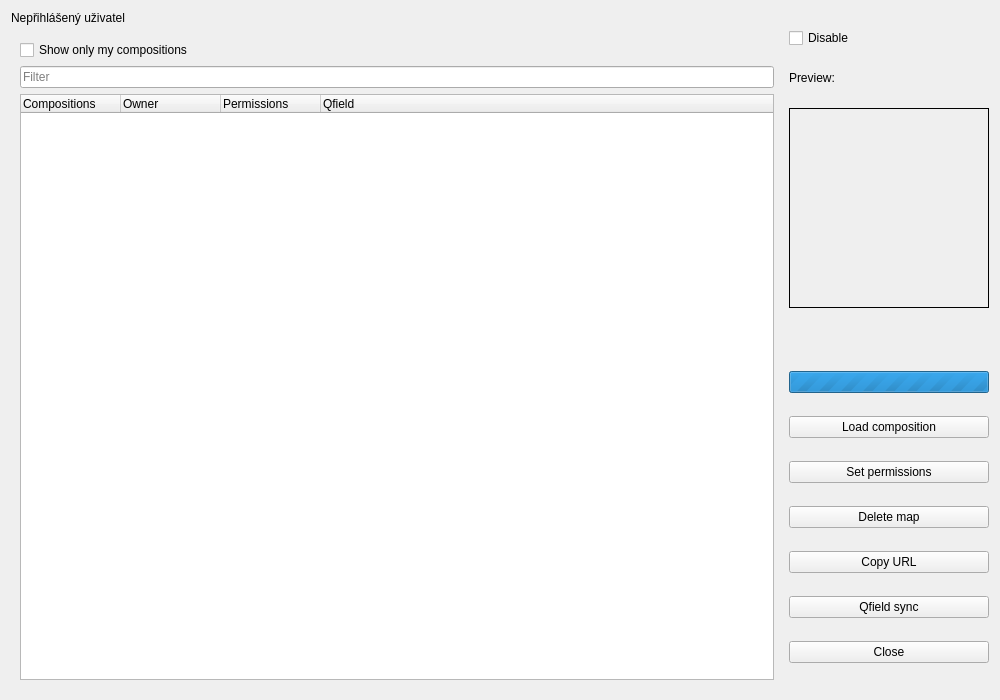
First picture: the form in dlg_addMap.ui, repository LESPROJEKT/qgis-layman-plugin, before the edit.
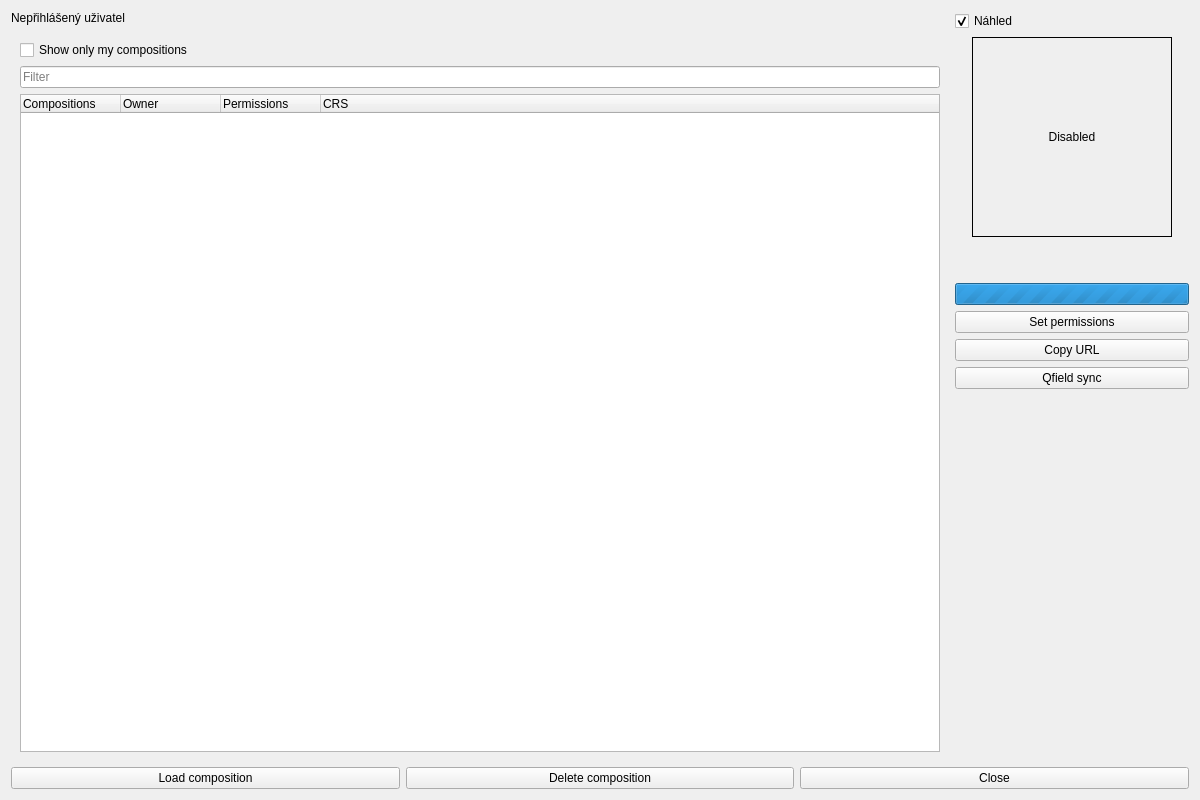
Second picture: the form after the edit. Icons and pictures are not drawn. Custom widgets are drawn as their Qt base class.

Commit message: add map form adjust

```diff
--- a/dlg_addMap.ui
+++ b/dlg_addMap.ui
@@ -9,8 +9,8 @@
    <rect>
     <x>0</x>
     <y>0</y>
-    <width>1000</width>
-    <height>700</height>
+    <width>1200</width>
+    <height>800</height>
    </rect>
   </property>
   <property name="sizePolicy">
@@ -21,8 +21,8 @@
   </property>
   <property name="minimumSize">
    <size>
-    <width>700</width>
-    <height>500</height>
+    <width>900</width>
+    <height>600</height>
    </size>
   </property>
   <property name="maximumSize">
@@ -34,9 +34,11 @@
   <property name="windowTitle">
    <string>Layman - Map compositions catalogue</string>
   </property>
-  <layout class="QHBoxLayout" name="horizontalLayout" stretch="8,2">
+  <layout class="QVBoxLayout" name="mainVerticalLayout">
    <item>
-    <layout class="QVBoxLayout" name="verticalLayout">
+    <layout class="QHBoxLayout" name="horizontalLayout" stretch="8,2">
+     <item>
+      <layout class="QVBoxLayout" name="verticalLayout">
      <item>
       <widget class="QLabel" name="label_noUser">
        <property name="text">
@@ -235,7 +237,7 @@
            </column>
            <column>
             <property name="text">
-             <string>Qfield</string>
+             <string>CRS</string>
             </property>
            </column>
           </widget>
@@ -251,23 +253,10 @@
      <item>
       <widget class="QCheckBox" name="checkBox_thumbnail">
        <property name="text">
-        <string>Disable</string>
+        <string>Náhled</string>
        </property>
-      </widget>
-     </item>
-     <item>
-      <widget class="QLabel" name="label_2">
-       <property name="sizePolicy">
-        <sizepolicy hsizetype="Fixed" vsizetype="Fixed">
-         <horstretch>0</horstretch>
-         <verstretch>0</verstretch>
-        </sizepolicy>
-       </property>
-       <property name="text">
-        <string>Preview:</string>
-       </property>
-       <property name="buddy">
-        <cstring>checkBox_thumbnail</cstring>
+       <property name="checked">
+        <bool>true</bool>
        </property>
       </widget>
      </item>
@@ -295,7 +284,7 @@
         <enum>QFrame::Box</enum>
        </property>
        <property name="text">
-        <string/>
+        <string>Disabled</string>
        </property>
        <property name="alignment">
         <set>Qt::AlignCenter</set>
@@ -331,17 +320,6 @@
        </property>
       </widget>
      </item>
-     <item>
-      <widget class="QPushButton" name="pushButton_map">
-       <property name="text">
-        <string>Load composition</string>
-       </property>
-       <property name="icon">
-        <iconset>
-         <normaloff>icons/layer.png</normaloff>icons/layer.png</iconset>
-       </property>
-      </widget>
-     </item>
      <item>
       <widget class="QPushButton" name="pushButton_setPermissions">
        <property name="text">
@@ -353,17 +331,6 @@
        </property>
       </widget>
      </item>
-     <item>
-      <widget class="QPushButton" name="pushButton_delete">
-       <property name="text">
-        <string>Delete map</string>
-       </property>
-       <property name="icon">
-        <iconset>
-         <normaloff>icons/delete_FILL0_wght500_GRAD0_opsz24.png</normaloff>icons/delete_FILL0_wght500_GRAD0_opsz24.png</iconset>
-       </property>
-      </widget>
-     </item>
      <item>
       <widget class="QPushButton" name="pushButton_copyUrl">
        <property name="text">
@@ -383,6 +350,47 @@
        <property name="icon">
         <iconset>
          <normaloff>icons/qfield.png</normaloff>icons/qfield.png</iconset>
+       </property>
+      </widget>
+     </item>
+     <item>
+      <spacer name="verticalSpacer_right">
+       <property name="orientation">
+        <enum>Qt::Vertical</enum>
+       </property>
+       <property name="sizeHint" stdset="0">
+        <size>
+         <width>20</width>
+         <height>40</height>
+        </size>
+       </property>
+      </spacer>
+     </item>
+     </layout>
+    </item>
+   </layout>
+   </item>
+   <item>
+    <layout class="QHBoxLayout" name="horizontalLayout_bottom_buttons">
+     <item>
+      <widget class="QPushButton" name="pushButton_map">
+       <property name="text">
+        <string>Load composition</string>
+       </property>
+       <property name="icon">
+        <iconset>
+         <normaloff>icons/layer.png</normaloff>icons/layer.png</iconset>
+       </property>
+      </widget>
+     </item>
+     <item>
+      <widget class="QPushButton" name="pushButton_delete">
+       <property name="text">
+        <string>Delete composition</string>
+       </property>
+       <property name="icon">
+        <iconset>
+         <normaloff>icons/delete_FILL0_wght500_GRAD0_opsz24.png</normaloff>icons/delete_FILL0_wght500_GRAD0_opsz24.png</iconset>
        </property>
       </widget>
      </item>
```
Left out of the diff: 6 changed lines with no effect on the pictures. The commit also changes 3 other files.
